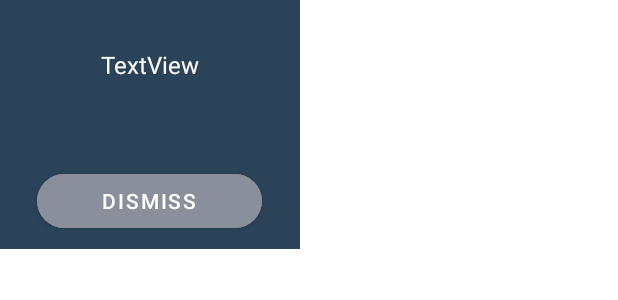
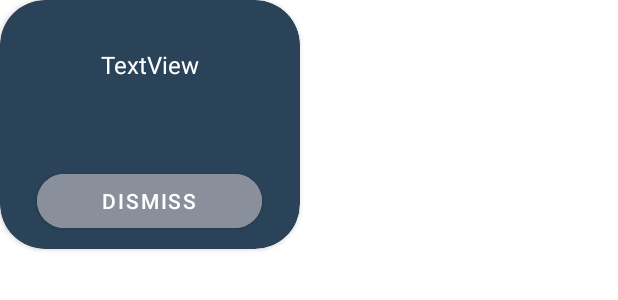
Before and after one commit to MiladSoliman/Weather-Forcast-Application, an Android app built with Jetpack Compose: the layout alarm_daiolge.xml on its own in the app's theme, with its tools: preview values and no code run, on a phone screen of 412 x 824 dp. Shown: the top 300 px of the screen. Run offline under Robolectric (Android 15) with nearby library versions, the phone set to English and light mode, and no system bars; network calls fail.

Commit message:
interval alarm

```diff
--- a/app/src/main/java/com/example/wetharapplication/alert/AlertReceiver.kt
+++ b/app/src/main/java/com/example/wetharapplication/alert/AlertReceiver.kt
@@ -51,14 +51,17 @@ class AlertReceiver : BroadcastReceiver() {
             repo.getDataFromApi(lat!!, long!!, "metric", "en")
                 .collect {
                     response = it
+                    Log.i("type",notificationType!!)
                     if (response.alerts.size != 0 && !response.alerts.isEmpty()) {
                         description = response.alerts.get(0).description.toString()
                     } else {
                         description = "The Weather Is Good Today , Enjoy with it "
                     }
+
                     if( notificationType  == "alarm"){
                         setAlarm(context,description)
                     }else {
+                        Log.i("noti","inNotification")
                         val i = Intent(context, AlertFragment::class.java)
                         intent!!.flags = Intent.FLAG_ACTIVITY_NEW_TASK or Intent.FLAG_ACTIVITY_CLEAR_TASK
                         val pendingIntent = PendingIntent.getActivity(context, 0, i, 0)
--- a/app/src/main/java/com/example/wetharapplication/dialog/model/IntialDialogFragment.kt
+++ b/app/src/main/java/com/example/wetharapplication/dialog/model/IntialDialogFragment.kt
@@ -37,6 +37,7 @@ class IntialDialogFragment : DialogFragment() {
             Constraints.LayoutParams.MATCH_PARENT,
             Constraints.LayoutParams.WRAP_CONTENT
         )*/
+
     }
 
     override fun onCreateView(
@@ -107,6 +108,7 @@ class IntialDialogFragment : DialogFragment() {
     override fun onStart() {
         super.onStart()
        dialog?.setCanceledOnTouchOutside(false)
+        dialog?.window!!.setBackgroundDrawableResource(android.R.color.transparent)
       /*  dialog!!.window?.setLayout(
             ViewGroup.LayoutParams.WRAP_CONTENT,
             ViewGroup.LayoutParams.WRAP_CONTENT
--- a/app/src/main/res/layout/alarm_daiolge.xml
+++ b/app/src/main/res/layout/alarm_daiolge.xml
@@ -1,10 +1,16 @@
 <?xml version="1.0" encoding="utf-8"?>
-<androidx.constraintlayout.widget.ConstraintLayout xmlns:android="http://schemas.android.com/apk/res/android"
+<androidx.cardview.widget.CardView xmlns:android="http://schemas.android.com/apk/res/android"
     xmlns:app="http://schemas.android.com/apk/res-auto"
     xmlns:tools="http://schemas.android.com/tools"
     android:layout_width="200dp"
     android:layout_height="wrap_content"
-    android:background="#2a4359">
+    android:backgroundTint="#2a4359"
+    app:cardCornerRadius="30dp">
+
+
+    <androidx.constraintlayout.widget.ConstraintLayout
+        android:layout_width="match_parent"
+        android:layout_height="match_parent">
 
         <TextView
             android:id="@+id/alarm_desc"
@@ -34,4 +40,9 @@
             app:layout_constraintHorizontal_bias="0.498"
             app:layout_constraintStart_toStartOf="parent"
             app:layout_constraintTop_toBottomOf="@+id/alarm_desc" />
+
+
     </androidx.constraintlayout.widget.ConstraintLayout>
+
+
+</androidx.cardview.widget.CardView>
--- a/app/src/main/res/layout/fragment_alert_dailog.xml
+++ b/app/src/main/res/layout/fragment_alert_dailog.xml
@@ -161,7 +161,7 @@
 
     <Button
         android:id="@+id/alarmset"
-        android:layout_width="wrap_content"
+        android:layout_width="150dp"
         android:layout_height="wrap_content"
         android:layout_marginTop="32dp"
         android:layout_marginBottom="8dp"
--- a/app/src/main/res/values/themes.xml
+++ b/app/src/main/res/values/themes.xml
@@ -6,7 +6,7 @@
         <item name="colorPrimaryVariant">@color/purple_700</item>
         <item name="colorOnPrimary">@color/white</item>
         <!-- Secondary brand color. -->
-        <item name="colorSecondary">@color/teal_200</item>
+        <item name="colorSecondary">#898F9B</item>
         <item name="colorSecondaryVariant">@color/teal_700</item>
         <item name="colorOnSecondary">@color/black</item>
         <!-- Status bar color. -->
```
Also changed, not shown: app/src/main/java/com/example/wetharapplication/alert/AlertFragment.kt (+65 -17 lines), app/src/main/res/layout/fragment_intial_dialog.xml (+13 -6 lines). Lines whose indentation alone changed are shown as unchanged.
